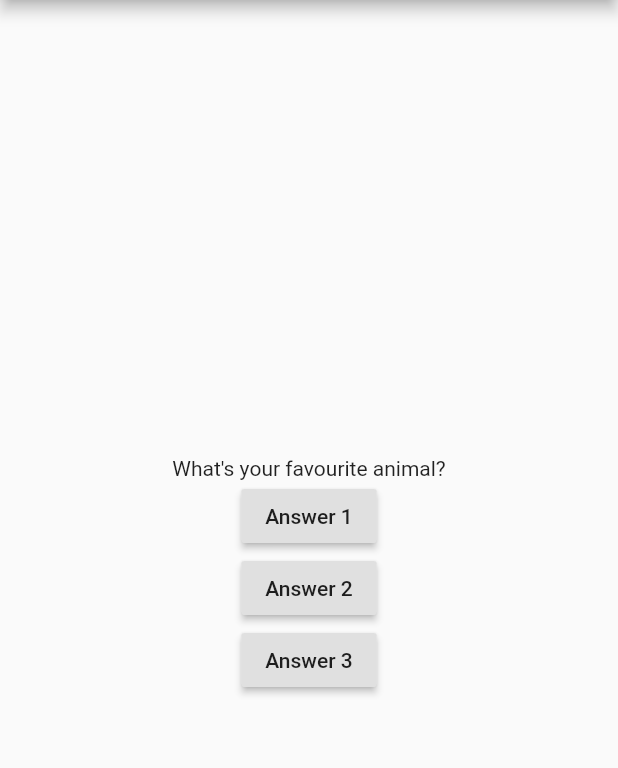
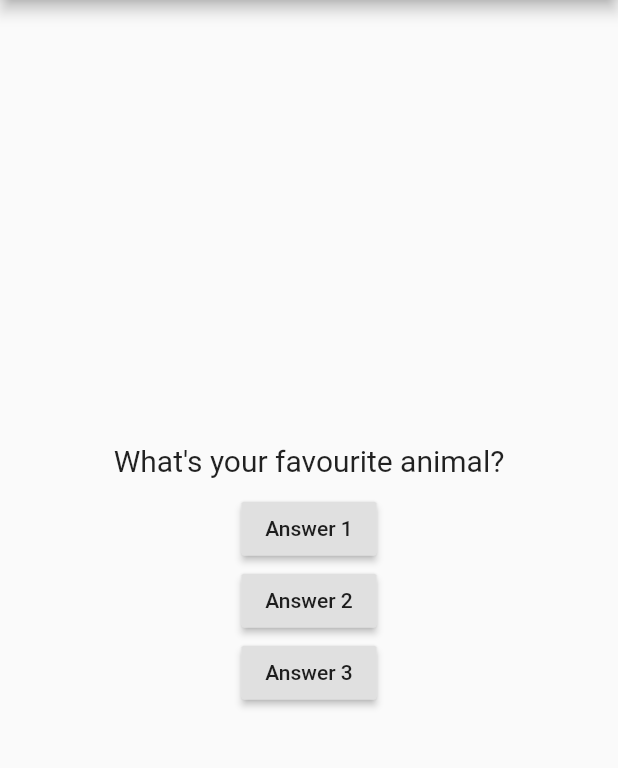
Before and after one commit to chitrank2050/QnA-App, a Flutter app: the screen it shows after launch, after a tap on "Answer 1", on a phone screen of 412 x 824 dp, the part 84-852 px from its top. Run offline on Flutter 3.47's test engine with Material 2 defaults, Android fonts, the phone set to English and light mode, and no system bars.

Commit message:
Split text in different widget

```diff
--- a/lib/main.dart
+++ b/lib/main.dart
@@ -1,4 +1,6 @@
 import 'package:flutter/material.dart';
+
+import './question.dart';
 
 void main() => runApp(MyApp());
 
@@ -21,7 +23,7 @@ class _MyHomePage extends StatefulWidget {
 }
 
 class __MyHomePageState extends State<_MyHomePage> {
-  var questionIndex = 0;
+  var _questionIndex = 0;
 
   var questions = [
     'What\'s your favourite color?',
@@ -30,9 +32,9 @@ class __MyHomePageState extends State<_MyHomePage> {
 
   void answerQuestion() {
     setState(() {
-      questionIndex += 1;
+      _questionIndex += 1;
     });
-    print(questionIndex);
+    print(_questionIndex);
   }
 
   @override
@@ -46,7 +48,7 @@ class __MyHomePageState extends State<_MyHomePage> {
         child: Column(
           mainAxisAlignment: MainAxisAlignment.center,
           children: <Widget>[
-            Text(questions[questionIndex]),
+            Question(questions[_questionIndex]),
             RaisedButton(
               child: Text('Answer 1'),
               onPressed: answerQuestion,
--- /dev/null
+++ b/lib/question.dart
@@ -0,0 +1,20 @@
+import 'package:flutter/material.dart';
+
+class Question extends StatelessWidget {
+  final String _question;
+
+  Question(this._question);
+
+  @override
+  Widget build(BuildContext context) {
+    return Container(
+      width: double.infinity,
+      margin: EdgeInsets.only(bottom: 10),
+      child: Text(
+        _question,
+        style: TextStyle(fontSize: 20),
+        textAlign: TextAlign.center,
+      ),
+    );
+  }
+}
```
